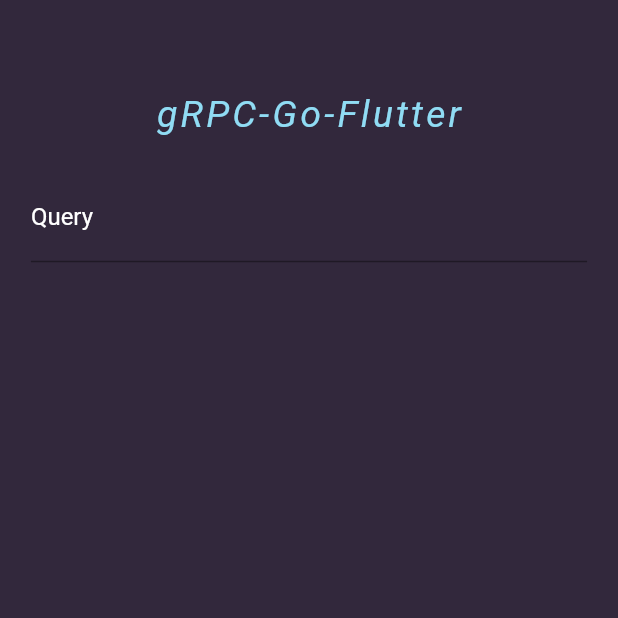
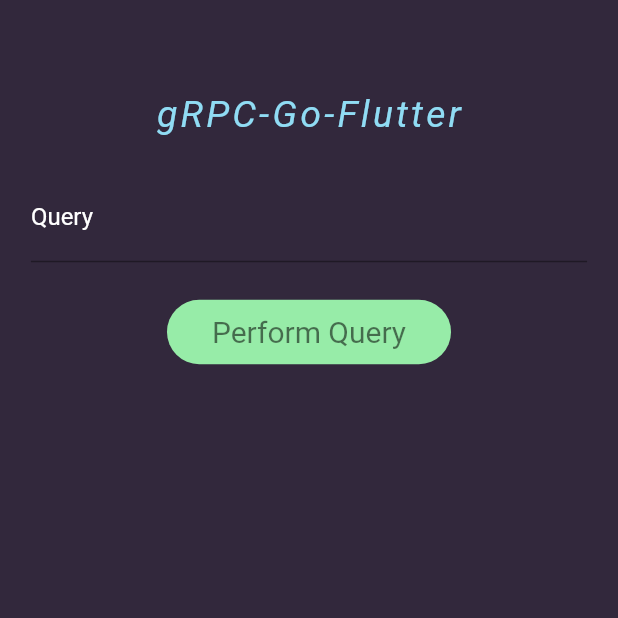
Before and after one commit to wzslr321/grpc-go-flutter, a Flutter app: the screen it shows after launch, on a phone screen of 412 x 824 dp, the top half of it. Run offline on Flutter 3.47's test engine with Material 2 defaults, Android fonts, the phone set to English and light mode, and no system bars; our stand-ins replace auto_route, bloc, flutter_bloc, fpdart, freezed_annotation; missing offline and left inert: grpc, protobuf; generated files the repository leaves out were written again.

Commit message:
perform query pressed functionality

```diff
--- a/client/lib/blocs/query_bloc/query_bloc.dart
+++ b/client/lib/blocs/query_bloc/query_bloc.dart
@@ -1,22 +1,50 @@
 import 'dart:async';
 
 import 'package:bloc/bloc.dart';
+import 'package:fpdart/fpdart.dart';
 import 'package:freezed_annotation/freezed_annotation.dart';
-import 'package:meta/meta.dart';
 import 'package:queries_repository/queries_repository.dart';
 
 part 'query_event.dart';
+
 part 'query_state.dart';
 
 part 'query_bloc.freezed.dart';
 
 class QueryBloc extends Bloc<QueryEvent, QueryState> {
-  QueryBloc() : super(QueryState.initial()) {
+  QueryBloc(this._queriesRepository) : super(QueryState.initial()) {
     on<QueryChanged>((event, emit) {
-      // TODO: implement event handler
+      emit(state.copyWith(
+        query: Query(event.query),
+      ));
     });
-    on<PerformQueryPressed>((event, emit) {
-      // TODO: implement event handler
+    on<PerformQueryPressed>((event, emit) async {
+      emit(state.copyWith(
+        isPerformingQuery: true,
+      ));
+      final isQueryValid = state.query.value.isRight();
+      if (!isQueryValid) {
+        emit(state.copyWith(
+          isPerformingQuery: false,
+          queryResult: optionOf(left(const QueryFailure.invalidQuery())),
+        ));
+        return;
+      }
+
+      final queryResult = await _queriesRepository.performQuery(state.query);
+      queryResult.fold((l) {
+        emit(state.copyWith(
+          isPerformingQuery: false,
+          queryResult: optionOf(left(l)),
+        ));
+      }, (r) {
+        emit(state.copyWith(
+          isPerformingQuery: false,
+          queryResult: optionOf(right(r)),
+        ));
+      });
     });
   }
+
+  final QueriesRepositoryInterface _queriesRepository;
 }
--- a/client/lib/blocs/query_bloc/query_state.dart
+++ b/client/lib/blocs/query_bloc/query_state.dart
@@ -4,9 +4,12 @@ part of 'query_bloc.dart';
 class QueryState with _$QueryState {
   const factory QueryState({
     required Query query,
+    required Option<QueryResult> queryResult,
+    @Default(false) bool isPerformingQuery,
   }) = _QueryState;
 
   factory QueryState.initial() => QueryState(
     query: Query.empty(),
+    queryResult: none(),
   );
 }
--- a/client/lib/presentation/core/constants/my_colors.dart
+++ b/client/lib/presentation/core/constants/my_colors.dart
@@ -3,4 +3,5 @@ import 'package:flutter/material.dart';
 abstract class MyColors {
   static const primary= Color(0xff32283c);
   static const blueText = Color(0xff90dcf4);
+  static const lightGreen = Color(0xff97eca8);
 }
--- a/client/lib/presentation/pages/home_page/home_page.dart
+++ b/client/lib/presentation/pages/home_page/home_page.dart
@@ -1,9 +1,11 @@
 import 'package:flutter/material.dart';
 import 'package:flutter_bloc/flutter_bloc.dart';
+import 'package:queries_repository/queries_repository.dart';
 
 import '../../../blocs/query_bloc/query_bloc.dart';
 import '../../core/constants/my_colors.dart';
 import '../../core/constants/my_dimensions.dart';
+import 'widgets/clickable/perform_query_clickable_widget.dart';
 import 'widgets/header_widget.dart';
 import 'widgets/query_form_field_widget.dart';
 
@@ -13,7 +15,9 @@ class HomePage extends StatelessWidget {
   @override
   Widget build(BuildContext context) {
     return BlocProvider(
-      create: (context) => QueryBloc(),
+      create: (context) => QueryBloc(
+        context.read<QueriesRepository>(),
+      ),
       child: const _HomePageView(),
     );
   }
@@ -38,6 +42,7 @@ class _HomePageView extends StatelessWidget {
             children: const [
               HeaderWidget(),
               QueryFormFieldWidget(),
+              PerformQueryClickableWidget(),
             ],
           ),
         ),
--- /dev/null
+++ b/client/lib/presentation/pages/home_page/widgets/clickable/perform_query_clickable_widget.dart
@@ -0,0 +1,52 @@
+// I like to annotate clickable widget separately, maybe it's bad idk
+
+import 'package:flutter/material.dart';
+import 'package:flutter_bloc/flutter_bloc.dart';
+
+import '../../../../../blocs/query_bloc/query_bloc.dart';
+import '../../../../core/constants/my_colors.dart';
+
+class PerformQueryClickableWidget extends StatelessWidget {
+  const PerformQueryClickableWidget({Key? key}) : super(key: key);
+
+  @override
+  Widget build(BuildContext context) {
+    return BlocBuilder<QueryBloc, QueryState>(
+      builder: (context, state) {
+        return Padding(
+          padding: const EdgeInsets.only(top: 25),
+          child: InkWell(
+            onTap: () {
+              // ik about separating logic from ui but pls don't be too obsessive
+              if (state.isPerformingQuery) {
+                return;
+              }
+              context.read<QueryBloc>().add(
+                    const QueryEvent.performQueryPressed(),
+                  );
+            },
+            child: Container(
+              decoration: BoxDecoration(
+                color: MyColors.lightGreen,
+                borderRadius: BorderRadius.circular(25),
+              ),
+              child: const Padding(
+                padding: EdgeInsets.symmetric(
+                  vertical: 10,
+                  horizontal: 30,
+                ),
+                child: Text(
+                  'Perform Query',
+                  style: TextStyle(
+                    color: Colors.black54,
+                    fontSize: 20,
+                  ),
+                ),
+              ),
+            ),
+          ),
+        );
+      },
+    );
+  }
+}
--- a/client/lib/presentation/pages/home_page/widgets/query_form_field_widget.dart
+++ b/client/lib/presentation/pages/home_page/widgets/query_form_field_widget.dart
@@ -1,4 +1,7 @@
 import 'package:flutter/material.dart';
+import 'package:flutter_bloc/flutter_bloc.dart';
+
+import '../../../../blocs/query_bloc/query_bloc.dart';
 
 class QueryFormFieldWidget extends StatelessWidget {
   const QueryFormFieldWidget({Key? key}) : super(key: key);
@@ -16,8 +19,15 @@ class QueryFormFieldWidget extends StatelessWidget {
         color: Colors.white,
       ),
       autovalidateMode: AutovalidateMode.onUserInteraction,
-      onChanged: (value) {},
-      validator: (value) {},
+      onChanged: (query) => context.read<QueryBloc>().add(
+            QueryEvent.queryChanged(query),
+          ),
+      validator: (_) => context.read<QueryBloc>().state.query.value.fold(
+            (l) => l.map(
+              invalidQuery: (_) => 'Invalid Query',
+            ),
+            (r) => null,
+          ),
     );
   }
 }
--- a/client/packages/queries_repository/lib/queries_repository.dart
+++ b/client/packages/queries_repository/lib/queries_repository.dart
@@ -1,4 +1,7 @@
 library queries_repository;
 
+export 'src/domain/core/typedefs.dart';
+export 'src/domain/queries/queries_repository_interface.dart';
+export 'src/domain/queries/query_failure.dart';
 export 'src/domain/queries/value_objects.dart';
 export 'src/infrastructure//queries/queries_repository.dart';
--- a/client/packages/queries_repository/lib/src/domain/core/value_validators.dart
+++ b/client/packages/queries_repository/lib/src/domain/core/value_validators.dart
@@ -4,7 +4,7 @@ import 'value_failures.dart';
 
 Either<ValueFailure<String>, String> validateQuery(String input) {
   // naive validation, just to show the concept
-  if (input.isNotEmpty && input.length < 100) {
+  if (input.isNotEmpty && input.length < 10) {
     return right(input);
   } else {
     return left(ValueFailure.invalidQuery(value: input));
--- a/client/packages/queries_repository/lib/src/domain/queries/queries_repository_interface.dart
+++ b/client/packages/queries_repository/lib/src/domain/queries/queries_repository_interface.dart
@@ -1,7 +1,8 @@
 import '../core/typedefs.dart';
+import 'value_objects.dart';
 
 abstract class QueriesRepositoryInterface {
-  Future<QueryResult> performQuery();
+  Future<QueryResult> performQuery(Query query);
 
   // single method in class looks ugly ik, but extension e.g.:
   // Future<List<QueryResult>> retrieveLastQueries();
--- a/client/packages/queries_repository/lib/src/infrastructure/queries/queries_repository.dart
+++ b/client/packages/queries_repository/lib/src/infrastructure/queries/queries_repository.dart
@@ -1,9 +1,12 @@
 import 'package:queries_repository/src/domain/queries/queries_repository_interface.dart';
 import 'package:queries_repository/src/domain/core/typedefs.dart';
+import 'package:queries_repository/src/domain/queries/value_objects.dart';
+
+// I know these imports are really bad, but I don't know how to make them better, I'd be grateful for some advice on that 🙂
 
 class QueriesRepository implements QueriesRepositoryInterface {
   @override
-  Future<QueryResult> performQuery() {
+  Future<QueryResult> performQuery(Query query) {
     // TODO: implement performQuery by connecting with grpc
     throw UnimplementedError();
   }
--- a/client/pubspec.yaml
+++ b/client/pubspec.yaml
@@ -17,6 +17,7 @@ dependencies:
   flutter_bloc: ^8.1.1
   auto_route: ^5.0.2
   freezed_annotation: ^2.2.0
+  fpdart: ^0.3.0
 
 dev_dependencies:
   flutter_test:
```
Also changed, not shown: client/pubspec.lock.
